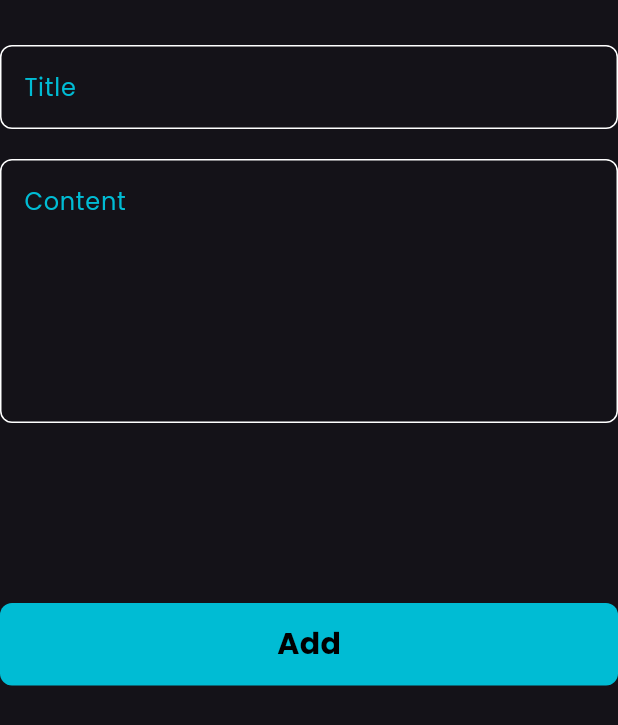
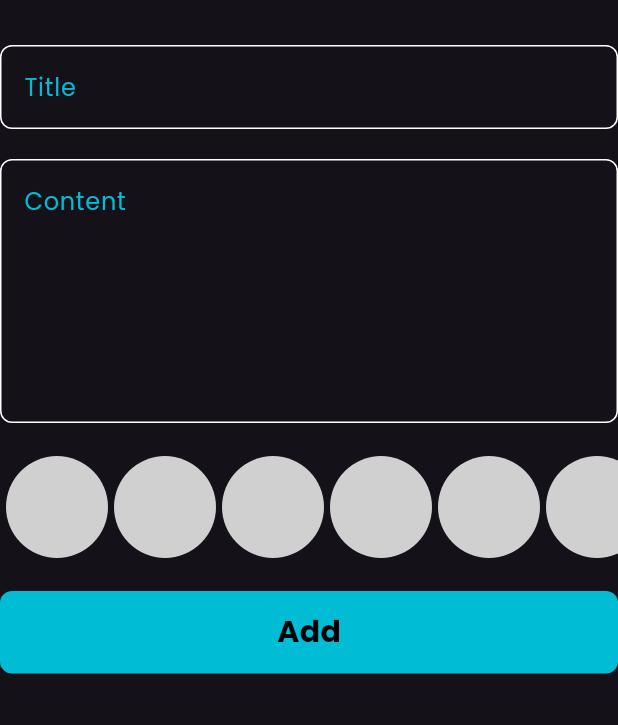
Before and after one commit to AbdelrahmanSiam/note_app, a Flutter app: the AddButtomForm widget shown alone on an empty page, opened directly, on a phone screen of 412 x 824 dp. Shown: the top 725 px of the screen. Run offline on Flutter 3.47's test engine with Material 3 defaults, Android fonts, the phone set to English and light mode, and no system bars; our stand-ins replace bloc, flutter_bloc, hive, hive_flutter, modal_progress_hud_nsn; accounts and stored records are empty.

Commit message:
create colors list

```diff
--- a/lib/widgets/add_bottom_form.dart
+++ b/lib/widgets/add_bottom_form.dart
@@ -3,6 +3,7 @@ import 'package:flutter_bloc/flutter_bloc.dart';
 import 'package:intl/intl.dart';
 import 'package:note_app/cubits/add_note_cubit/add_note_cubit.dart';
 import 'package:note_app/models/note_model.dart';
+import 'package:note_app/widgets/colors_list_view.dart';
 import 'package:note_app/widgets/custom_add_button.dart';
 import 'package:note_app/widgets/custom_text_field.dart';
 
@@ -46,7 +47,11 @@ class _AddButtomFormState extends State<AddButtomForm> {
             },
           ),
           SizedBox(
-            height: 120,
+            height: 20,
+          ),
+          ColorsListView(),
+          SizedBox(
+            height: 20,
           ),
           BlocBuilder<AddNoteCubit, AddNoteState>(
             builder: (context, state) {
--- /dev/null
+++ b/lib/widgets/color_item.dart
@@ -0,0 +1,15 @@
+
+import 'package:flutter/material.dart';
+import 'package:flutter/widgets.dart';
+
+class ColorItem extends StatelessWidget {
+  const ColorItem({super.key});
+
+  @override
+  Widget build(BuildContext context) {
+    return CircleAvatar(
+      backgroundColor: Colors.white.withOpacity(0.8),
+      radius: 36,
+    );
+  }
+}
--- /dev/null
+++ b/lib/widgets/colors_list_view.dart
@@ -0,0 +1,21 @@
+
+import 'package:flutter/widgets.dart';
+import 'package:note_app/widgets/color_item.dart';
+
+class ColorsListView extends StatelessWidget {
+  const ColorsListView({super.key});
+
+  @override
+  Widget build(BuildContext context) {
+    return SizedBox(
+      height: 2 * 36, // 2* radius of circularAvatar
+      child: ListView.builder(
+          padding: EdgeInsets.all(2),
+          scrollDirection: Axis.horizontal,
+          itemCount: 10,
+          itemBuilder: (context, index) {
+            return ColorItem();
+          }),
+    );
+  }
+}
```
